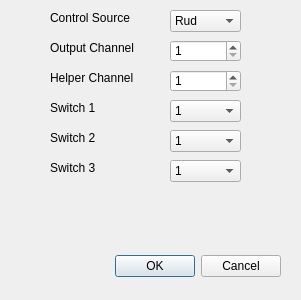
First picture: the form in eepe/eepskye/src/TemplateDialog.ui, repository MikeBland/mbtx, before the edit.
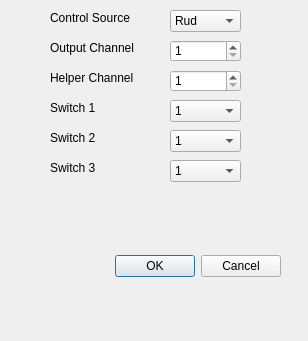
Second picture: the form after the edit.

What changed in the file:
```diff
--- a/eepe/eepskye/src/TemplateDialog.ui
+++ b/eepe/eepskye/src/TemplateDialog.ui
@@ -6,8 +6,8 @@
    <rect>
     <x>0</x>
     <y>0</y>
-    <width>301</width>
-    <height>300</height>
+    <width>308</width>
+    <height>341</height>
    </rect>
   </property>
   <property name="windowTitle">
```
